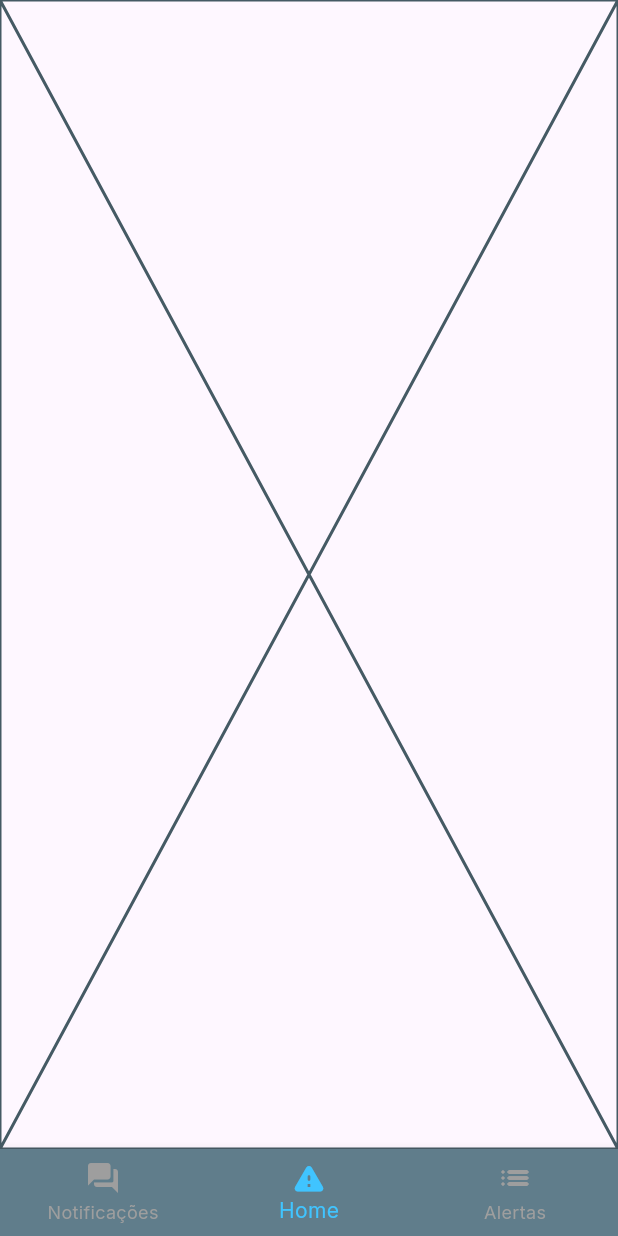
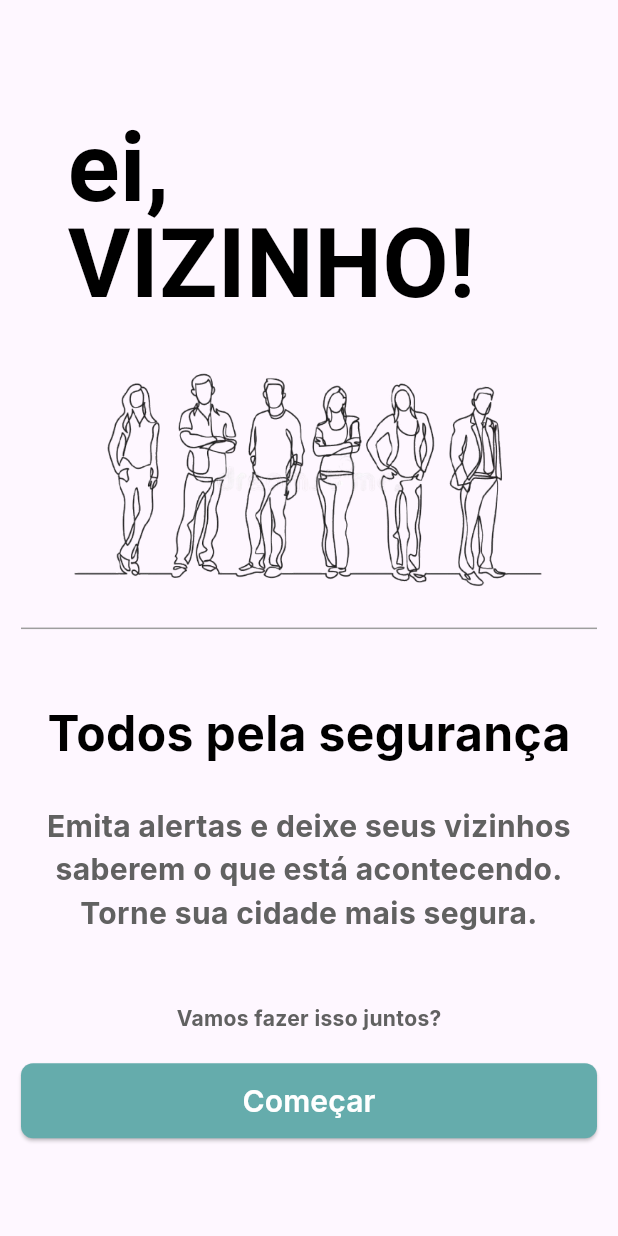
Before and after one commit to msruan/eivizinho-app, a Flutter app: the screen it shows after launch, on a phone screen of 412 x 824 dp. Run offline on Flutter 3.47's test engine with Material 3 defaults, Android fonts, the phone set to English and light mode, and no system bars; our stand-ins replace get_it, go_router, google_fonts; missing offline and left inert: june; Roboto replaces fonts that are missing (Kodchasan).

Commit message:
feat: add welcome screen

```diff
--- /dev/null
+++ b/lib/app/config/assets.dart
@@ -0,0 +1,3 @@
+abstract final class Assets {
+  static const welcome = 'assets/images/welcome.png';
+}
--- a/lib/app/routing/router.dart
+++ b/lib/app/routing/router.dart
@@ -4,6 +4,7 @@ import 'package:eiviznho/app/ui/alert_list/alert_list_screen.dart';
 import 'package:eiviznho/app/ui/home/home_screen.dart';
 import 'package:eiviznho/app/ui/layouts/main_layout.dart';
 import 'package:eiviznho/app/ui/notifications/notifications_screen.dart';
+import 'package:eiviznho/app/ui/welcome/welcome_screen.dart';
 import 'package:flutter/material.dart';
 import 'package:go_router/go_router.dart';
 
@@ -17,8 +18,10 @@ final _rootNavigatorKey = GlobalKey<NavigatorState>();
 final _shellNavigatorKey = GlobalKey<NavigatorState>();
 
 final router = GoRouter(
+  initialLocation: Routes.welcome,
   navigatorKey: _rootNavigatorKey,
   routes: [
+    GoRoute(path: Routes.welcome, builder: (context, state) => WelcomeScreen()),
     ShellRoute(
       navigatorKey: _shellNavigatorKey,
       builder: (context, state, child) {
--- a/lib/app/routing/routes.dart
+++ b/lib/app/routing/routes.dart
@@ -1,4 +1,5 @@
 abstract final class Routes {
+  static const welcome = '/welcome';
   static const main = '/main';
   static const home = '/';
   static const login = '/login';
--- a/lib/app/ui/alert_list/components/alert_details.dart
+++ b/lib/app/ui/alert_list/components/alert_details.dart
@@ -8,31 +8,6 @@ class AlertDetailsDialog extends StatelessWidget {
     return Column(
       mainAxisAlignment: MainAxisAlignment.center,
       children: <Widget>[
-        TextButton(
-          onPressed: () => showDialog<String>(
-            context: context,
-            builder: (BuildContext context) => Dialog(
-              child: Padding(
-                padding: const EdgeInsets.all(8.0),
-                child: Column(
-                  mainAxisSize: MainAxisSize.min,
-                  mainAxisAlignment: MainAxisAlignment.center,
-                  children: <Widget>[
-                    const Text('This is a typical dialog.'),
-                    const SizedBox(height: 15),
-                    TextButton(
-                      onPressed: () {
-                        Navigator.pop(context);
-                      },
-                      child: const Text('Close'),
-                    ),
-                  ],
-                ),
-              ),
-            ),
-          ),
-          child: const Text('Show Dialog'),
-        ),
         const SizedBox(height: 10),
         TextButton(
           onPressed: () => showDialog<String>(
--- a/lib/app/ui/alert_list/components/alert_item.dart
+++ b/lib/app/ui/alert_list/components/alert_item.dart
@@ -22,7 +22,31 @@ class AlertItem extends StatelessWidget {
 
     final icon = alertIcons[alert.category] ?? Icons.warning_rounded;
 
-    return Container(
+    return InkWell(
+      onTap: () => showDialog<String>(
+        context: context,
+        builder: (BuildContext context) => Dialog(
+          child: Padding(
+            padding: const EdgeInsets.all(8.0),
+            child: Column(
+              mainAxisSize: MainAxisSize.min,
+              mainAxisAlignment: MainAxisAlignment.center,
+              children: <Widget>[
+                const Text('This is a typical dialog.'),
+                const SizedBox(height: 15),
+                TextButton(
+                  onPressed: () {
+                    Navigator.pop(context);
+                  },
+                  child: const Text('Close'),
+                ),
+              ],
+            ),
+          ),
+        ),
+      ),
+
+      child: Container(
         margin: const EdgeInsets.all(3.0),
         padding: const EdgeInsets.all(3.0),
         child: Row(
@@ -67,6 +91,7 @@ class AlertItem extends StatelessWidget {
             )
           ],
         ),
+      ),
     );
   }
 }
--- a/lib/app/ui/shared/app_bar.dart
+++ b/lib/app/ui/shared/app_bar.dart
@@ -3,11 +3,11 @@ import 'package:eiviznho/app/ui/themes/text_styles.dart';
 import 'package:flutter/material.dart';
 
 AppBar baseAppBar({required String title}) {
-  TextStyle textDecoration = AppTextStyles.titleSmall;
+  TextStyle textDecoration = AppTextStyles.titleLarge;
   return AppBar(
     centerTitle: true,
     title: Text(title),
     titleTextStyle: textDecoration,
-    backgroundColor: AppColors.backgroundSecondary,
+    backgroundColor: Colors.white,
   );
 }
--- a/lib/app/ui/themes/text_styles.dart
+++ b/lib/app/ui/themes/text_styles.dart
@@ -4,7 +4,7 @@ import 'package:google_fonts/google_fonts.dart';
 
 abstract final class AppTextStyles {
   static TextStyle get titleLarge => GoogleFonts.inter(
-        fontSize: 28,
+        fontSize: 26,
         fontWeight: FontWeight.bold,
         color: AppColors.textPrimary,
       );
--- /dev/null
+++ b/lib/app/ui/welcome/welcome_screen.dart
@@ -0,0 +1,125 @@
+import 'package:eiviznho/app/config/assets.dart';
+import 'package:eiviznho/app/routing/routes.dart';
+import 'package:eiviznho/app/ui/themes/colors.dart';
+import 'package:flutter/material.dart';
+import 'package:go_router/go_router.dart';
+import 'package:google_fonts/google_fonts.dart';
+
+//TODO: Responsiveness. In any screen resolution less than 412px the app breaks. And also on horizontal orientation
+class WelcomeScreen extends StatelessWidget {
+  const WelcomeScreen({super.key});
+
+  @override
+  Widget build(BuildContext context) {
+    const slogan = 'Todos pela segurança';
+    const presentationText =
+        'Emita alertas e deixe seus vizinhos saberem o que está acontecendo.\nTorne sua cidade mais segura.';
+    const buttonAuxiliarText = 'Vamos fazer isso juntos?';
+
+    final logoDecoration = GoogleFonts.kodchasan(
+        fontSize: 64,
+        fontWeight: FontWeight.bold,
+        color: AppColors.textPrimary,
+        height: 1);
+
+    final subTitleDecoration = GoogleFonts.inter(
+      fontSize: 32,
+      fontWeight: FontWeight.bold,
+      color: AppColors.textPrimary,
+    );
+
+    final paragraphDecoration = GoogleFonts.inter(
+      fontSize: 20,
+      fontWeight: FontWeight.bold,
+      color: AppColors.textSecondary,
+    );
+
+    final smallTextDecoration = GoogleFonts.inter(
+      fontSize: 14,
+      fontWeight: FontWeight.bold,
+      color: AppColors.textSecondary,
+    );
+
+    final buttonTextDecoration = GoogleFonts.inter(
+      fontSize: 20,
+      fontWeight: FontWeight.w600,
+      color: Colors.white,
+    );
+
+    Widget logo = Column(
+      children: [
+        Padding(
+          padding: const EdgeInsets.symmetric(horizontal: 31, vertical: 15),
+          child: Column(
+            spacing: 20,
+            children: [
+              Text(
+                'ei, VIZINHO!',
+                style: logoDecoration,
+              ),
+              Image.asset(Assets.welcome),
+            ],
+          ),
+        ),
+        Divider(
+          height: 2,
+          color: Colors.grey,
+        )
+      ],
+    );
+
+    Widget presentation = Column(
+      spacing: 24,
+      children: [
+        Text(
+          slogan,
+          style: subTitleDecoration,
+        ),
+        Text(
+          presentationText,
+          style: paragraphDecoration,
+          textAlign: TextAlign.center,
+        )
+      ],
+    );
+
+    Widget footer = Column(
+      spacing: 20,
+      children: [
+        Text(
+          buttonAuxiliarText,
+          style: smallTextDecoration,
+        ),
+        ElevatedButton(
+          onPressed: () => context.go(Routes.home),
+          style: ElevatedButton.styleFrom(
+            backgroundColor: Color.fromRGBO(101, 172, 172, 100),
+            shape: RoundedRectangleBorder(
+                borderRadius: BorderRadius.circular(8.0)),
+            minimumSize: const Size.fromHeight(50), //////// HERE
+          ),
+          child: Text(
+            'Começar',
+            style: buttonTextDecoration,
+          ),
+        )
+      ],
+    );
+
+    return Scaffold(
+      body: SafeArea(
+        child: Center(
+          child: Padding(
+            padding: const EdgeInsets.symmetric(horizontal: 14),
+            child: Column(
+              mainAxisAlignment: MainAxisAlignment.center,
+              crossAxisAlignment: CrossAxisAlignment.center,
+              spacing: 46,
+              children: [logo, presentation, footer],
+            ),
+          ),
+        ),
+      ),
+    );
+  }
+}
--- a/pubspec.yaml
+++ b/pubspec.yaml
@@ -25,3 +25,6 @@ dev_dependencies:
 
 flutter:
   uses-material-design: true
+
+  assets:
+    - assets/images/welcome.png
```
Also changed, not shown: assets/images/welcome.png (added), lib/app/ui/shared/screen.dart (deleted). Lines whose indentation alone changed are shown as unchanged.
